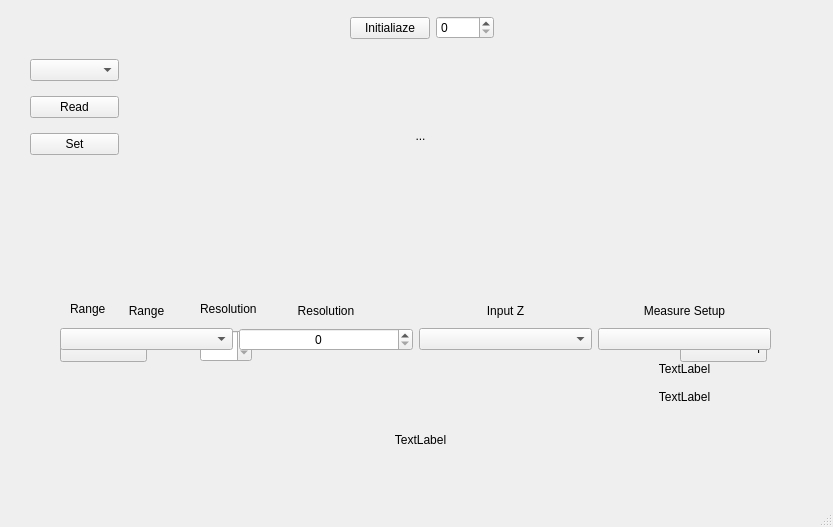
Above: ui/mainwindow.ui from is4rk/Fluke8588A-pyvisa before the change. Below: the same form after it.
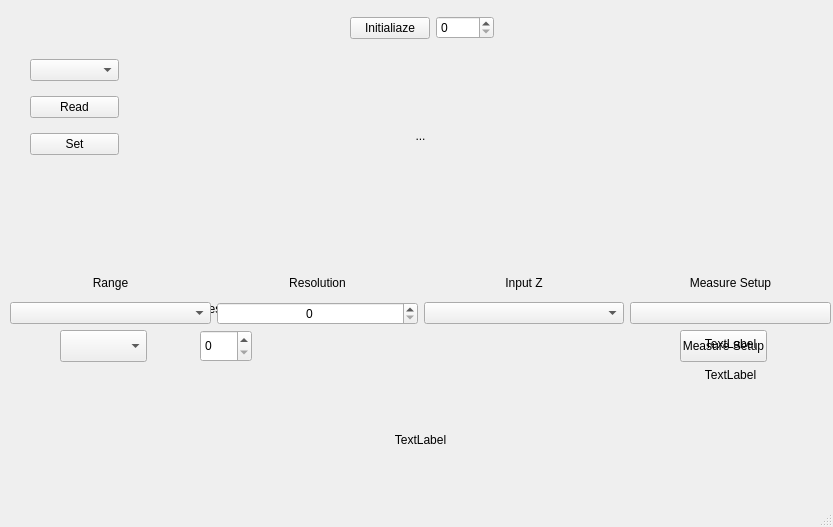
That is the form after the change.

What changed in the file:
```diff
--- a/ui/mainwindow.ui
+++ b/ui/mainwindow.ui
@@ -152,48 +152,16 @@
      <string>Measure Setup</string>
     </property>
    </widget>
-   <widget class="QWidget" name="">
+   <widget class="QWidget" name="dcv_widget" native="true">
     <property name="geometry">
      <rect>
-      <x>30</x>
-      <y>50</y>
-      <width>89</width>
-      <height>114</height>
+      <x>10</x>
+      <y>270</y>
+      <width>821</width>
+      <height>118</height>
      </rect>
     </property>
-    <layout class="QVBoxLayout" name="main_settings_layout">
-     <item>
-      <widget class="QComboBox" name="mode_combo"/>
-     </item>
-     <item>
-      <widget class="QPushButton" name="read_button">
-       <property name="text">
-        <string>Read</string>
-       </property>
-      </widget>
-     </item>
-     <item>
-      <widget class="QPushButton" name="set_button">
-       <property name="text">
-        <string>Set</string>
-       </property>
-      </widget>
-     </item>
-    </layout>
-   </widget>
-   <widget class="QWidget" name="">
-    <property name="geometry">
-     <rect>
-      <x>60</x>
-      <y>300</y>
-      <width>711</width>
-      <height>108</height>
-     </rect>
-    </property>
-    <layout class="QGridLayout" name="dcv_button_layout">
-     <item row="1" column="0">
-      <widget class="QComboBox" name="dcv_range_combo"/>
-     </item>
+    <layout class="QGridLayout" name="gridLayout">
      <item row="0" column="0">
       <widget class="QLabel" name="dcv_range_label">
        <property name="text">
@@ -214,36 +182,6 @@
        </property>
       </widget>
      </item>
-     <item row="3" column="4">
-      <widget class="QLabel" name="nplc_label">
-       <property name="text">
-        <string>TextLabel</string>
-       </property>
-       <property name="alignment">
-        <set>Qt::AlignmentFlag::AlignCenter</set>
-       </property>
-      </widget>
-     </item>
-     <item row="1" column="4">
-      <widget class="QPushButton" name="dcv_measure_setup_button">
-       <property name="text">
-        <string/>
-       </property>
-      </widget>
-     </item>
-     <item row="0" column="4">
-      <widget class="QLabel" name="dcv_zin_label_2">
-       <property name="text">
-        <string>Measure Setup</string>
-       </property>
-       <property name="alignment">
-        <set>Qt::AlignmentFlag::AlignCenter</set>
-       </property>
-      </widget>
-     </item>
-     <item row="1" column="2">
-      <widget class="QComboBox" name="dcv_zin_combo"/>
-     </item>
      <item row="0" column="2">
       <widget class="QLabel" name="dcv_zin_label">
        <property name="text">
@@ -254,6 +192,19 @@
        </property>
       </widget>
      </item>
+     <item row="0" column="3">
+      <widget class="QLabel" name="dcv_zin_label_2">
+       <property name="text">
+        <string>Measure Setup</string>
+       </property>
+       <property name="alignment">
+        <set>Qt::AlignmentFlag::AlignCenter</set>
+       </property>
+      </widget>
+     </item>
+     <item row="1" column="0">
+      <widget class="QComboBox" name="dcv_range_combo"/>
+     </item>
      <item row="1" column="1">
       <widget class="QSpinBox" name="dcv_res_spin">
        <property name="alignment">
@@ -261,13 +212,62 @@
        </property>
       </widget>
      </item>
-     <item row="2" column="4">
+     <item row="1" column="2">
+      <widget class="QComboBox" name="dcv_zin_combo"/>
+     </item>
+     <item row="1" column="3">
+      <widget class="QPushButton" name="dcv_measure_setup_button">
+       <property name="text">
+        <string/>
+       </property>
+      </widget>
+     </item>
+     <item row="2" column="3">
       <widget class="QLabel" name="time_label">
        <property name="text">
         <string>TextLabel</string>
        </property>
        <property name="alignment">
         <set>Qt::AlignmentFlag::AlignCenter</set>
+       </property>
+      </widget>
+     </item>
+     <item row="3" column="3">
+      <widget class="QLabel" name="nplc_label">
+       <property name="text">
+        <string>TextLabel</string>
+       </property>
+       <property name="alignment">
+        <set>Qt::AlignmentFlag::AlignCenter</set>
+       </property>
+      </widget>
+     </item>
+    </layout>
+   </widget>
+   <widget class="QWidget" name="">
+    <property name="geometry">
+     <rect>
+      <x>30</x>
+      <y>50</y>
+      <width>89</width>
+      <height>114</height>
+     </rect>
+    </property>
+    <layout class="QVBoxLayout" name="main_settings_layout">
+     <item>
+      <widget class="QComboBox" name="mode_combo"/>
+     </item>
+     <item>
+      <widget class="QPushButton" name="read_button">
+       <property name="text">
+        <string>Read</string>
+       </property>
+      </widget>
+     </item>
+     <item>
+      <widget class="QPushButton" name="set_button">
+       <property name="text">
+        <string>Set</string>
        </property>
       </widget>
      </item>
```
